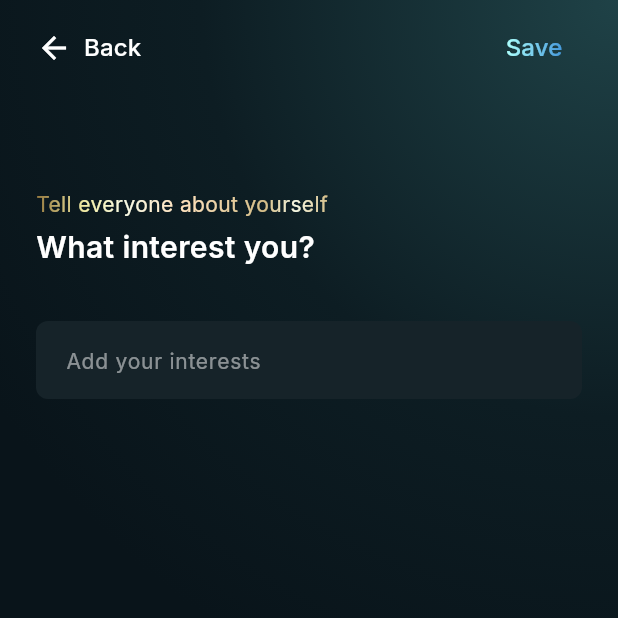
After one commit to dzully/youapp-mobile, a Flutter app: the InterestEditPage screen opened directly, on a phone screen of 412 x 824 dp, the top half of it. The commit adds this screen. Run offline on Flutter 3.47's test engine with Material 3 defaults, Android fonts, the phone set to English and light mode, and no system bars; network calls fail.

Commit message:
Add interest editing functionality to home page
- Created InterestEditPage for managing user interests
- Implemented dynamic interest addition and removal
- Added navigation to interest edit page from home page
- Integrated state management for interests
- Designed UI with gradient background and interactive elements

```diff
--- /dev/null
+++ b/lib/screens/home/components/interest_edit_page.dart
@@ -0,0 +1,241 @@
+import 'package:flutter/material.dart';
+
+class InterestEditPage extends StatefulWidget {
+  const InterestEditPage({super.key});
+
+  @override
+  State<InterestEditPage> createState() => _InterestEditPageState();
+}
+
+class _InterestEditPageState extends State<InterestEditPage> {
+  final List<String> _interests = [];
+  final TextEditingController _controller = TextEditingController();
+
+  @override
+  Widget build(BuildContext context) {
+    return Scaffold(
+      body: Container(
+        decoration: const BoxDecoration(
+          gradient: RadialGradient(
+            center:
+                Alignment(1.0, -1.0), // Positions at top-right (100%, -3.39%)
+            radius: 1.2, // Covers ~121% of the container
+            colors: [
+              Color(0xFF1F4247), // 0%
+              Color(0xFF0D1D23), // 56.18%
+              Color(0xFF09141A), // 100%
+            ],
+            stops: [0.0, 0.5618, 1.0],
+          ),
+        ),
+        child: SafeArea(
+          child: Column(
+            crossAxisAlignment: CrossAxisAlignment.start,
+            children: [
+              Padding(
+                padding: const EdgeInsets.symmetric(horizontal: 24),
+                child: Column(
+                  crossAxisAlignment: CrossAxisAlignment.start,
+                  children: [
+                    const SizedBox(height: 8),
+                    // Back Button with Save
+                    Row(
+                      mainAxisAlignment: MainAxisAlignment.spaceBetween,
+                      children: [
+                        TextButton.icon(
+                          style: TextButton.styleFrom(
+                            padding: EdgeInsets.zero,
+                            minimumSize: Size.zero,
+                            foregroundColor: Colors.white,
+                          ),
+                          icon: const Icon(
+                            Icons.arrow_back,
+                            size: 24,
+                            color: Colors.white,
+                          ),
+                          label: const Text(
+                            'Back',
+                            style: TextStyle(
+                              fontSize: 16,
+                              fontWeight: FontWeight.w500,
+                            ),
+                          ),
+                          onPressed: () => Navigator.pop(context),
+                        ),
+                        TextButton(
+                          onPressed: () {
+                            // Pass back the interests list when popping
+                            Navigator.pop(context, _interests);
+                          },
+                          child: ShaderMask(
+                            shaderCallback: (Rect bounds) {
+                              return const LinearGradient(
+                                begin: Alignment(-1.0, 0.0),
+                                end: Alignment(1.0, 0.0),
+                                colors: [
+                                  Color(0xFFABFFFD), // 2.64%
+                                  Color(0xFF4599DB), // 102.4%
+                                  Color(0xFFAADAFF), // 102.4%
+                                ],
+                                stops: [0.0264, 1.024, 1.024],
+                              ).createShader(bounds);
+                            },
+                            child: const Text(
+                              'Save',
+                              style: TextStyle(
+                                fontSize: 16,
+                                fontWeight: FontWeight.w500,
+                                color: Colors
+                                    .white, // This color will be masked by the gradient
+                              ),
+                            ),
+                          ),
+                        ),
+                      ],
+                    ),
+                    const SizedBox(height: 70),
+                    // Title Section
+                    ShaderMask(
+                      shaderCallback: (Rect bounds) {
+                        return const LinearGradient(
+                          begin: Alignment(-1.0, 0.0),
+                          end: Alignment(1.0, 0.0),
+                          colors: [
+                            Color(0xFF94783E), // -6.8%
+                            Color(0xFFF3EDA6), // 16.76%
+                            Color(0xFFF8FAE5), // 30.5%
+                            Color(0xFFFFE2BE), // 49.6%
+                            Color(0xFFD5BE88), // 78.56%
+                            Color(0xFFF8FAE5), // 89.01%
+                            Color(0xFFD5BE88), // 100.43%
+                          ],
+                          stops: [
+                            -0.068,
+                            0.1676,
+                            0.305,
+                            0.496,
+                            0.7856,
+                            0.8901,
+                            1.0043
+                          ],
+                        ).createShader(bounds);
+                      },
+                      child: const Text(
+                        'Tell everyone about yourself',
+                        style: TextStyle(
+                          color: Colors
+                              .white, // This will be masked by the gradient
+                          fontSize: 14,
+                          fontWeight: FontWeight.w400,
+                        ),
+                      ),
+                    ),
+                    const SizedBox(height: 4),
+                    const Text(
+                      'What interest you?',
+                      style: TextStyle(
+                        color: Colors.white,
+                        fontSize: 20,
+                        fontWeight: FontWeight.w600,
+                      ),
+                    ),
+                    const SizedBox(height: 35),
+                    // Interest Input Field
+                    Container(
+                      width: double.infinity,
+                      decoration: BoxDecoration(
+                        color: const Color(0xFF162329),
+                        borderRadius: BorderRadius.circular(8),
+                      ),
+                      padding: const EdgeInsets.all(8),
+                      child: Wrap(
+                        spacing: 8,
+                        runSpacing: 8,
+                        alignment: WrapAlignment.start,
+                        children: [
+                          ...(_interests.map((interest) => Container(
+                                padding: const EdgeInsets.symmetric(
+                                    horizontal: 12, vertical: 6),
+                                decoration: BoxDecoration(
+                                  color: Colors.white.withOpacity(0.1),
+                                  borderRadius: BorderRadius.circular(8),
+                                ),
+                                constraints: const BoxConstraints(
+                                  minHeight: 31,
+                                ),
+                                child: Row(
+                                  mainAxisSize: MainAxisSize.min,
+                                  children: [
+                                    Text(
+                                      interest,
+                                      style: const TextStyle(
+                                        color: Colors.white,
+                                        fontSize: 14,
+                                        fontWeight: FontWeight.w500,
+                                      ),
+                                    ),
+                                    const SizedBox(width: 8),
+                                    GestureDetector(
+                                      onTap: () => setState(
+                                          () => _interests.remove(interest)),
+                                      child: const Icon(
+                                        Icons.close,
+                                        size: 20,
+                                        color: Colors.white,
+                                      ),
+                                    ),
+                                  ],
+                                ),
+                              ))),
+                          IntrinsicWidth(
+                            child: TextField(
+                              controller: _controller,
+                              style: const TextStyle(color: Colors.white),
+                              onSubmitted: _addInterest,
+                              decoration: InputDecoration(
+                                hintText: _interests.isEmpty
+                                    ? 'Add your interests'
+                                    : '',
+                                hintStyle: TextStyle(
+                                  color: Colors.white.withOpacity(0.5),
+                                  fontSize: 14,
+                                ),
+                                border: InputBorder.none,
+                                contentPadding: const EdgeInsets.symmetric(
+                                  vertical: 6,
+                                  horizontal: 12,
+                                ),
+                                constraints:
+                                    BoxConstraints(minWidth: double.infinity),
+                                isDense: true,
+                              ),
+                            ),
+                          ),
+                        ],
+                      ),
+                    ),
+                  ],
+                ),
+              ),
+            ],
+          ),
+        ),
+      ),
+    );
+  }
+
+  @override
+  void dispose() {
+    _controller.dispose();
+    super.dispose();
+  }
+
+  void _addInterest(String interest) {
+    if (interest.trim().isNotEmpty && !_interests.contains(interest.trim())) {
+      setState(() {
+        _interests.add(interest.trim());
+        _controller.clear();
+      });
+    }
+  }
+}
--- a/lib/screens/home/home_page.dart
+++ b/lib/screens/home/home_page.dart
@@ -1,6 +1,7 @@
 import 'package:flutter/material.dart';
 
 import 'components/about_edit_card.dart';
+import 'components/interest_edit_page.dart';
 
 class HomePage extends StatefulWidget {
   const HomePage({super.key});
@@ -15,6 +16,7 @@ class _HomePageState extends State<HomePage>
   late AnimationController _animationController;
   late Animation<double> _heightAnimation;
   late Animation<double> _fadeAnimation;
+  List<String> _interests = [];
 
   @override
   Widget build(BuildContext context) {
@@ -142,8 +144,22 @@ class _HomePageState extends State<HomePage>
                           title: 'Interest',
                           subtitle:
                               'Add in your interest to find a better match',
-                          onTap: () {
-                            // Handle interest section tap
+                          onTap: () async {
+                            final List<String>? updatedInterests =
+                                await Navigator.push<List<String>>(
+                              context,
+                              MaterialPageRoute(
+                                  builder: (context) =>
+                                      const InterestEditPage()),
+                            );
+
+                            if (updatedInterests != null) {
+                              // Handle the updated interests here
+                              setState(() {
+                                // Update your interests state variable
+                                _interests = updatedInterests;
+                              });
+                            }
                           },
                         ),
                         const SizedBox(height: 18), // Add bottom padding
```
